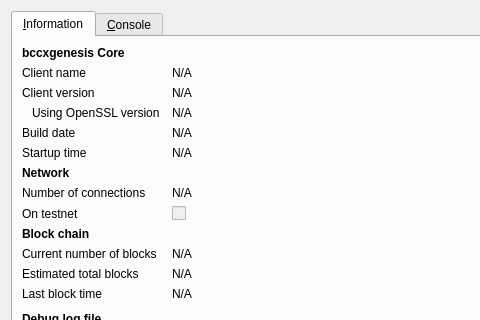
The window that src/qt/forms/rpcconsole.ui (5erendipity/BlockChainCoinX) describes before a commit, drawn with Qt 5; both pictures show x 0 to 480 and y 0 to 320 of the 740 by 450 pixel window.
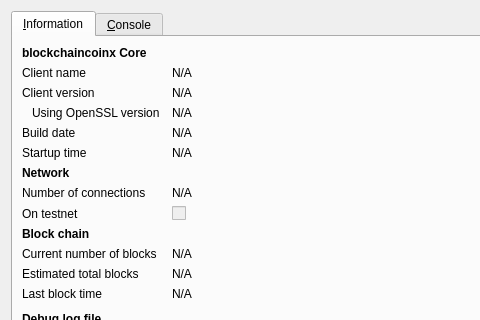
The same window after the commit. Icons and pictures are not drawn.

Patch:
```diff
--- a/src/qt/forms/rpcconsole.ui
+++ b/src/qt/forms/rpcconsole.ui
@@ -36,7 +36,7 @@
           </font>
          </property>
          <property name="text">
-          <string>bccxgenesis Core</string>
+          <string>blockchaincoinx Core</string>
          </property>
         </widget>
        </item>
```
Left out of the diff: 6 changed lines with no effect on the pictures.
